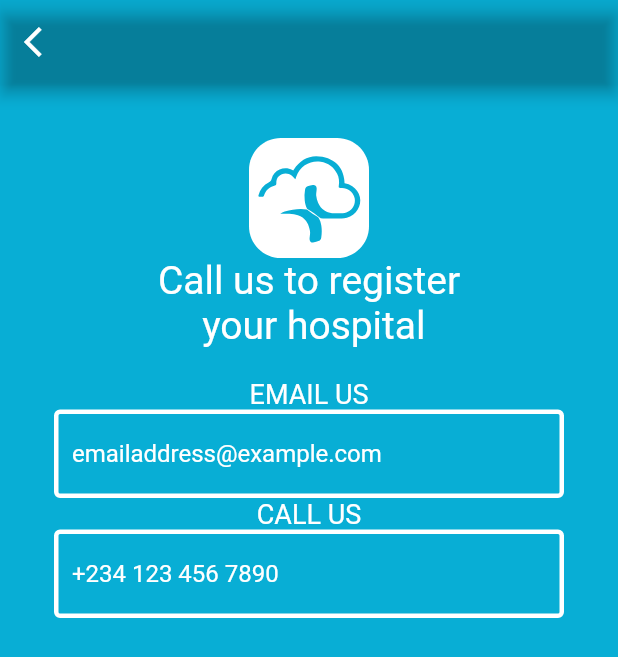
After one commit to Mubaola23/IvoryCloud, a Flutter app: the ContactUs screen opened directly, on a phone screen of 412 x 824 dp. The commit adds this screen. Shown: the top 657 px of the screen. Run offline on Flutter 3.47's test engine with Material 2 defaults, Android fonts, the phone set to English and light mode, and no system bars; our stand-ins replace flutter_spinkit, flutter_svg.

Commit message:
added contact screen

```diff
--- /dev/null
+++ b/lib/src/views/screens/contact_us.dart
@@ -0,0 +1,77 @@
+import 'package:flutter/material.dart';
+
+import '../../core/constants.dart';
+import '../../core/images.dart';
+import 'package:flutter_svg/flutter_svg.dart';
+import '../widgets/customInputText.dart';
+
+class ContactUs extends StatefulWidget {
+  @override
+  _ContactUsState createState() => _ContactUsState();
+}
+
+class _ContactUsState extends State<ContactUs> {
+    final _formKey = GlobalKey<FormState>();
+
+
+final fields = Padding(
+      padding: EdgeInsets.only(top: 20.0),
+      child: Column(
+        mainAxisAlignment: MainAxisAlignment.start,
+        children: <Widget>[
+      Text("EMAIL US", textAlign: TextAlign.start,
+      style: TextStyle(fontSize: 18, color: Colors.white),),
+      CustomInputText(
+      hintText: "emailaddress@example.com",
+    ),
+    Text("CALL US", textAlign: TextAlign.start,
+    style: TextStyle(fontSize: 18, color: Colors.white),),
+    CustomInputText(
+      hintText: "+234 123 456 7890",
+    )
+        ],
+      ),
+    );
+
+  @override
+  Widget build(BuildContext context) {
+    return Scaffold(
+      appBar: AppBar(
+          leading: IconButton(
+            icon: Icon( Icons.arrow_back_ios ),
+            onPressed: () {Navigator.pop(context);
+            },
+          ),
+        backgroundColor: Colors.transparent,
+         ),
+
+      backgroundColor: kPrimaryColor,
+       body: Container(
+        child: Form(
+          key: _formKey,
+          child: SingleChildScrollView(
+            padding: EdgeInsets.all(36),
+            child: Container(
+              child: Column(
+                mainAxisAlignment: MainAxisAlignment.spaceAround,
+                children: <Widget>[
+                  SvgPicture.asset(logo),
+                  Text("Call us to register \n your hospital", textAlign: TextAlign.center,
+                  style: TextStyle(fontSize: 26, color: Colors.white),),
+                  fields,
+                  SizedBox(
+                    height: 20,
+                  ),
+                  Padding(
+                    padding: EdgeInsets.only(bottom: 150),
+                   // child: bottom,
+                  ),
+                ],
+              ),
+            ),
+          ),
+        ),
+      ),
+    );
+  }
+}
--- a/lib/src/views/screens/hospital_page_screen.dart
+++ b/lib/src/views/screens/hospital_page_screen.dart
@@ -4,6 +4,7 @@ import 'package:flutter_svg/flutter_svg.dart';
 import '../../core/constants.dart';
 import '../../core/images.dart';
 import '../models/hospital_model.dart';
+import 'contact_us.dart';
 
 class HospitalScreen extends StatefulWidget {
   @override
@@ -55,10 +56,7 @@ class _HospitalScreenState extends State<HospitalScreen> {
                 padding: EdgeInsets.symmetric(horizontal: 16),
                 itemBuilder: (context, index) {
                   return GestureDetector(
-                    onTap: () {
-                      Navigator.of(context)
-                          .push(MaterialPageRoute(builder: (_) => null));
-                    },
+                    onTap: () {},
                     child: Padding(
                       padding: const EdgeInsets.only(top: 20.0),
                       child: buildContainer(index, 300),
@@ -70,7 +68,12 @@ class _HospitalScreenState extends State<HospitalScreen> {
           Icon(Icons.arrow_forward, color: Colors.grey[50], size: 30.0),
           kSmallVerticalSpacing,
           Padding(
-            padding: const EdgeInsets.only(right: 60),
+            padding: const EdgeInsets.only(right: 10),
+            child: FlatButton(
+              onPressed: () {
+                      Navigator.of(context)
+                          .push(MaterialPageRoute(builder: (_) => ContactUs()));
+                    },
               child: Text("REGISTER YOUR HOSPITAL", textAlign: TextAlign.end,
               style: TextStyle(
               decoration:TextDecoration.underline,
@@ -78,6 +81,7 @@ class _HospitalScreenState extends State<HospitalScreen> {
               color: Colors.white,
               fontSize: 16,
           ),),
+            ),
           ),
         ]
       )
--- /dev/null
+++ b/lib/src/views/widgets/customInputText.dart
@@ -0,0 +1,44 @@
+import 'package:flutter/material.dart';
+
+class CustomInputText extends StatelessWidget {
+  final Function validator;
+  final TextEditingController controller;
+  final String hintText;
+  final bool obscureText;
+  final String labelText;
+
+  const CustomInputText(
+      {this.labelText,
+      this.hintText,
+      this.controller,
+      this.obscureText,
+      this.validator});
+  @override
+  Widget build(BuildContext context) {
+    return TextFormField(
+      controller: controller,
+      validator: validator,
+      obscureText: obscureText ?? false,
+      style: TextStyle(
+        color: Colors.white,
+      ),
+      cursorColor: Colors.white,
+      decoration: InputDecoration(
+        hintText: hintText,
+        labelText: labelText,
+        labelStyle: TextStyle(color: Colors.white),
+        hintStyle: TextStyle(fontSize: 16.0, color: Colors.white),
+        border: OutlineInputBorder(
+          borderRadius: BorderRadius.circular(16),
+        ),
+        enabledBorder: OutlineInputBorder(
+          borderSide: BorderSide(
+            color: Colors.white,
+            width: 3
+          ),
+        ),
+        // labelText: hintText,
+      ),
+    );
+  }
+}
```
Lines whose indentation alone changed are shown as unchanged.
